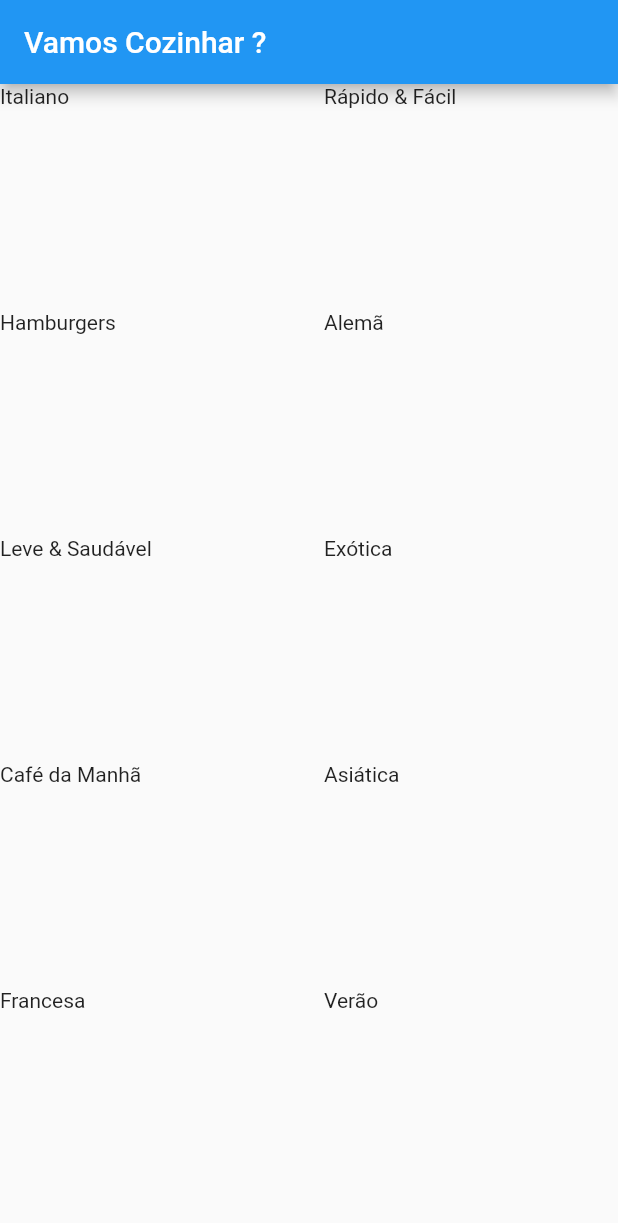
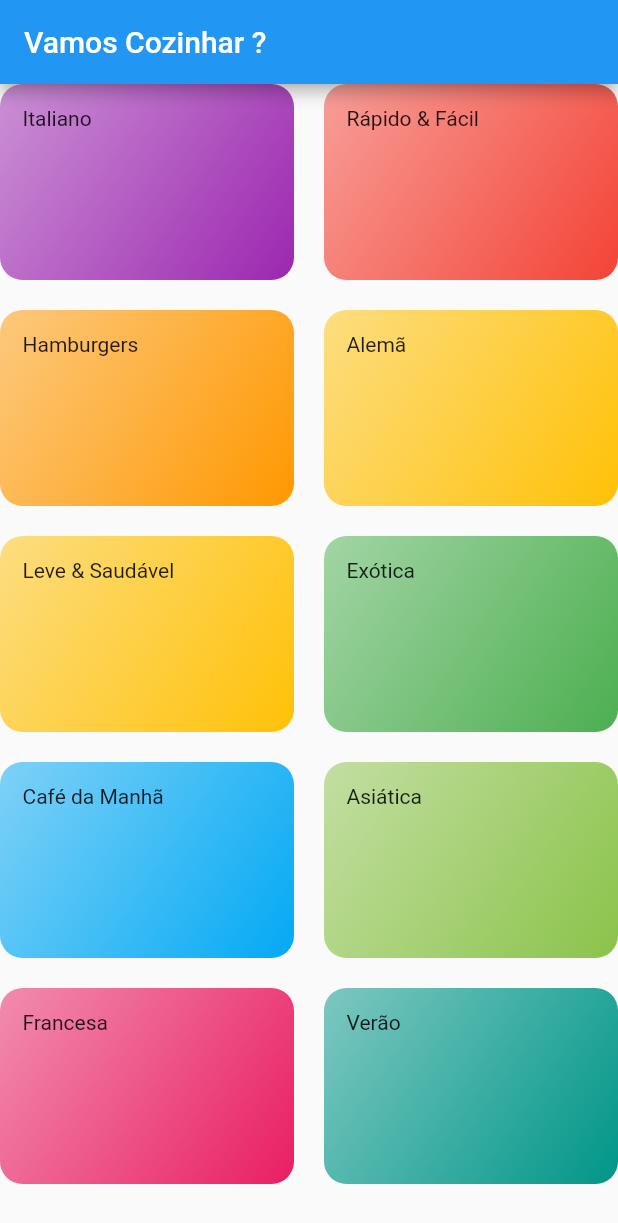
Before and after one commit to gabrielkussler/app-despesas-flutter, a Flutter app: the screen it shows after launch, on a phone screen of 412 x 824 dp. Shown: the top 1223 px of the screen. Run offline on Flutter 3.47's test engine with Material 2 defaults, Android fonts, the phone set to English and light mode, and no system bars.

Commit message:
componente item categoria

```diff
--- a/lib/components/category_item.dart
+++ b/lib/components/category_item.dart
@@ -1,4 +1,5 @@
 import 'package:apprefeicoes/models/category.dart';
+import 'package:flutter/cupertino.dart';
 import 'package:flutter/material.dart';
 
 class CategoryItem extends StatelessWidget {
@@ -9,7 +10,19 @@ class CategoryItem extends StatelessWidget {
   @override
   Widget build(BuildContext context) {
     return Container(
+      padding: EdgeInsets.all(15),
       child: Text(category.title),
+      decoration: BoxDecoration(
+        borderRadius: BorderRadius.circular(15),
+        gradient: LinearGradient(
+          colors: [
+            category.color.withOpacity(0.5),
+            category.color,
+          ],
+          begin: Alignment.topLeft,
+          end: Alignment.bottomRight,
+        ),
+      ),
     );
   }
 }
```
